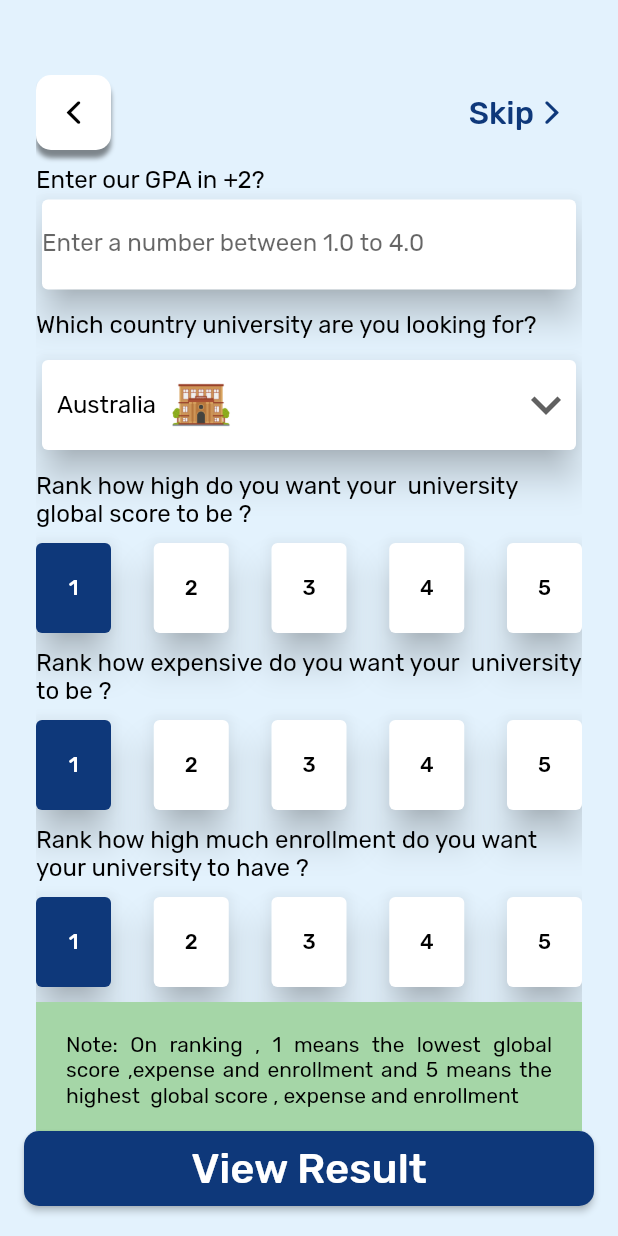
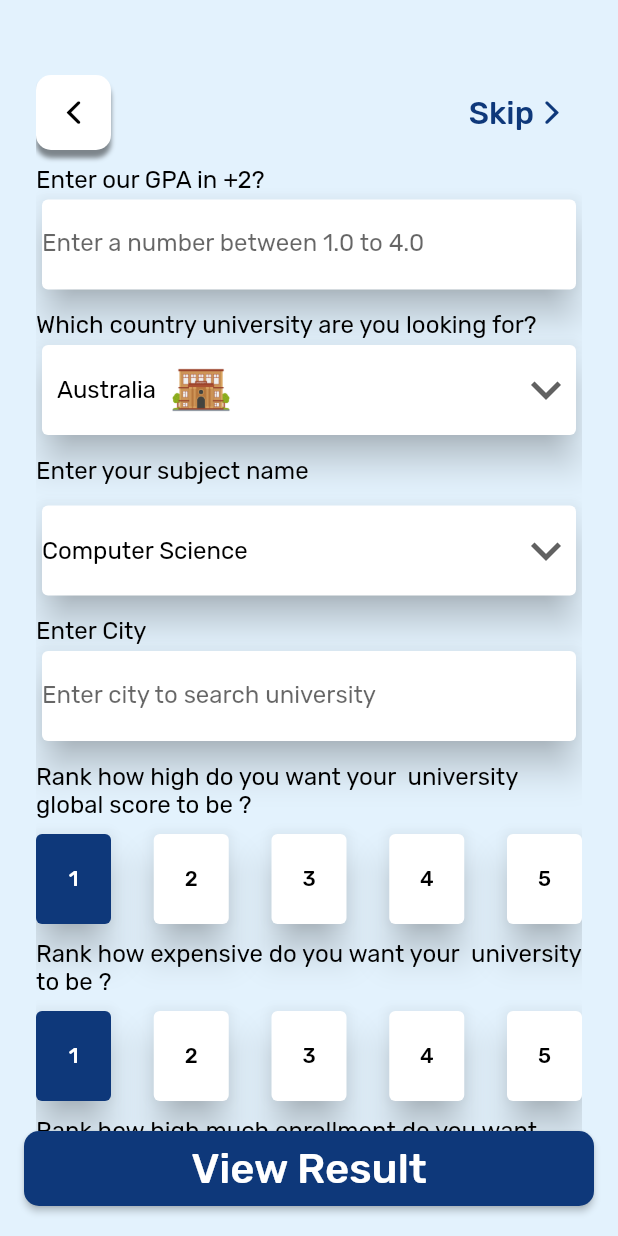
Before and after one commit to arunkc72/career_finder_frontend, a Flutter app: the CampusQuestion screen opened directly, on a phone screen of 412 x 824 dp. Run offline on Flutter 3.47's test engine with Material 2 defaults, Android fonts, the phone set to English and light mode, and no system bars; our stand-ins replace flutter_riverpod, flutter_svg, flutter_svg_provider, google_fonts.

Commit message:
course,uni,college

```diff
--- a/career_finder/lib/View/University-College/question_page.dart
+++ b/career_finder/lib/View/University-College/question_page.dart
@@ -25,6 +25,15 @@ final countryStateProvider = StateProvider<String>((ref) {
 final cityOptionProvider = StateProvider<int>((ref) {
   return 1;
 });
+final cityStateProvider = StateProvider<String>((ref) {
+  return 'Sydney';
+});
+final courseStateProvider = StateProvider<String>((ref) {
+  return 'Computer Science';
+});
+final addressStateProvider = StateProvider<String>((ref) {
+  return 'Lamachaur, Pokhara';
+});
 
 class CampusQuestion extends ConsumerStatefulWidget {
   final bool college;
@@ -36,7 +45,7 @@ class CampusQuestion extends ConsumerStatefulWidget {
 
 class _CampusQuestionState extends ConsumerState<CampusQuestion> {
   bool invalidGrade = false;
-  _selectedgrade(WidgetRef ref, String grade) {
+  selectedgrade(WidgetRef ref, String grade) {
     double newgrade = double.parse(grade);
     ref.read(gradeStateProvider.notifier).update((state) => newgrade);
   }
@@ -60,8 +69,21 @@ class _CampusQuestionState extends ConsumerState<CampusQuestion> {
     ref.read(countryStateProvider.notifier).update((state) => newcountry);
   }
 
-  _cityoption(WidgetRef ref, int index) {
-    ref.read(cityOptionProvider.notifier).update((state) => index);
+  _selectedCity(WidgetRef ref, dynamic country) {
+    String newcountry = country.toString();
+
+    ref.read(cityStateProvider.notifier).update((state) => newcountry);
+  }
+  _selectedAddress(WidgetRef ref, dynamic country) {
+    String newcountry = country.toString();
+
+    ref.read(addressStateProvider.notifier).update((state) => newcountry);
+  }
+
+  _selectedCourse(WidgetRef ref, dynamic course) {
+    String newCourse = course.toString();
+
+    ref.read(courseStateProvider.notifier).update((state) => newCourse);
   }
 
   @override
@@ -74,7 +96,57 @@ class _CampusQuestionState extends ConsumerState<CampusQuestion> {
       'UK',
       'Denmark',
     ];
+    final List<String> course = [
+      'Computer Science',
+      'Agricultural Sciences',
+      'Artificial Intelligence',
+      'Arts and Humanities',
+      'Biology and Biochemistry',
+      'Biotechnology and Applied Microbiology',
+      'Cardiac and Cardiovascular Systems',
+      'Cell Biology',
+      'Chemical Engineering',
+      'Chemistry',
+      'Civil Engineering',
+      'Clinical Medicine',
+      'Condensed Matter Physics',
+      'Economics and Business',
+      'Education and Educational Research',
+      'Electrical and Electronic Engineering',
+      'Endocrinology and Metabolism',
+      'Energy and Fuels',
+      'Engineering',
+      'EnvironmentEcology',
+      'Food Science and Technology',
+      'Gastroenterology and Hepatology',
+      'Geosciences',
+      'Immunology',
+      'Infectious Diseases',
+      'Materials Science',
+      'Mathematics',
+      'Mechanical Engineering',
+      'Meteorology and Atmospheric Sciences',
+      'Microbiology',
+      'Molecular Biology and Genetics',
+      'Nanoscience and Nanotechnology',
+      'Neuroscience and Behavior',
+      'Oncology',
+      'Optics',
+      'Pharmacology and Toxicology',
+      'Physical Chemistry',
+      'Physics',
+      'Plant and Animal Science',
+      'Polymer Science',
+      'Psychiatry Psychology',
+      'Public Environmental and Occupational Health',
+      'Radiology Nuclear Medicine and Medical Imaging',
+      'Social Sciences and Public Health',
+      'Space Science',
+      'Surgery',
+      'Water Resources'
+    ];
     String selectedCountry = ref.watch(countryStateProvider);
+    String selectedCourse = ref.watch(courseStateProvider);
 
     List<DropdownMenuItem> countrylist = List.generate(
       6,
@@ -95,7 +167,6 @@ class _CampusQuestionState extends ConsumerState<CampusQuestion> {
         ),
       ),
     );
-    int cityOption = ref.watch(cityOptionProvider);
     return Scaffold(
       bottomNavigationBar: Padding(
         padding: const EdgeInsets.only(
@@ -131,7 +202,7 @@ class _CampusQuestionState extends ConsumerState<CampusQuestion> {
               ),
               const SizedBox(height: 10),
               Text(
-                'Enter our GPA in ${widget.college ? 'high school' : '+2'}?',
+                'Enter our GPA in ${widget.college ? 'school' : '+2'}?',
                 style: mytitlemedium(context),
               ),
               Card(
@@ -152,52 +223,41 @@ class _CampusQuestionState extends ConsumerState<CampusQuestion> {
                         const TextInputType.numberWithOptions(decimal: true),
                     onFieldSubmitted: (newValue) async {
                       await _validategrade(newValue.toString());
-                      if (!invalidGrade)
-                        _selectedgrade(ref, newValue.toString());
+                      if (!invalidGrade) {
+                        selectedgrade(ref, newValue.toString());
+                      }
                     },
                   ),
                 ),
               ),
               if (invalidGrade)
-                Text(
+                const Text(
                   'Please enter valid grade',
                   style: TextStyle(color: Colors.red, fontSize: 12),
                 ),
-              SizedBox(height: 10),
+              const SizedBox(height: 10),
               Text(
                 widget.college
-                    ? 'Do you want your college to be in your city?'
+                    ? 'Enter your address'
                     : 'Which country university are you looking for?',
                 style: mytitlemedium(context),
               ),
-              const SizedBox(height: 10),
               widget.college
-                  ? Row(
-                      mainAxisAlignment: MainAxisAlignment.spaceBetween,
-                      children: [
-                        for (int i = 1; i <= 3; i++)
-                          ElevatedButton(
-                              style: ElevatedButton.styleFrom(
-                                  backgroundColor: (cityOption == i)
-                                      ? myPrimaryColor
-                                      : Colors.white,
-                                  foregroundColor: (cityOption == i)
-                                      ? Colors.white
-                                      : Colors.black,
-                                  fixedSize: const Size(80, 50),
-                                  padding: EdgeInsets.zero),
-                              onPressed: () {
-                                _cityoption(ref, i);
-                              },
-                              child: (i == 1)
-                                  ? const Text('Yes')
-                                  : (i == 2)
-                                      ? const Text('No')
-                                      : const Text(
-                                          'Not important',
-                                          textAlign: TextAlign.center,
-                                        ))
-                      ],
+                  ? Card(
+                      elevation: 10,
+                      child: SizedBox(
+                        height: 60,
+                        child: TextFormField(
+                            cursorHeight: 30,
+                            decoration: const InputDecoration(
+                                border: UnderlineInputBorder(
+                                  borderSide: BorderSide.none,
+                                ),
+                                labelText: 'Enter address'),
+                            onFieldSubmitted: (newValue) {
+                              _selectedAddress(ref, newValue);
+                            }),
+                      ),
                     )
                   : Card(
                       elevation: 10,
@@ -217,6 +277,59 @@ class _CampusQuestionState extends ConsumerState<CampusQuestion> {
                       ),
                     ),
               const SizedBox(height: 10),
+              if (widget.college == false)
+                Text(
+                  'Enter your subject name',
+                  style: mytitlemedium(context),
+                ),
+              if (widget.college == false) const SizedBox(height: 10),
+              if (widget.college == false)
+                Card(
+                  elevation: 10,
+                  child: DropdownButtonHideUnderline(
+                    child: DropdownButton(
+                        isExpanded: true,
+                        icon: const Icon(
+                          Icons.keyboard_arrow_down,
+                          size: 40,
+                        ),
+                        value: selectedCourse,
+                        itemHeight: 60,
+                        items: List.generate(
+                            course.length,
+                            (index) => DropdownMenuItem(
+                                value: course[index],
+                                child: Text(course[index]))),
+                        onChanged: (value) {
+                          _selectedCourse(ref, value);
+                        }),
+                  ),
+                ),
+              const SizedBox(height: 10),
+              Text(
+                'Enter City',
+                style: mytitlemedium(context),
+              ),
+              Card(
+                elevation: 10,
+                child: SizedBox(
+                  height: 60,
+                  child: TextFormField(
+                      cursorHeight: 30,
+                      decoration: InputDecoration(
+                          border: const UnderlineInputBorder(
+                            borderSide: BorderSide.none,
+                          ),
+                          labelText:
+                              'Enter city to search ${widget.college ? 'college' : 'university'}'),
+                      onFieldSubmitted: (newValue) {
+                        _selectedCity(ref, newValue);
+                      }),
+                ),
+              ),
+              const SizedBox(
+                height: 10,
+              ),
               Text(
                 'Rank how high do you want your  ${widget.college ? 'College rank ' : 'university global score to be'} ?',
                 style: mytitlemedium(context),
--- a/career_finder/lib/View/University-College/university_recommendation.dart
+++ b/career_finder/lib/View/University-College/university_recommendation.dart
@@ -17,7 +17,7 @@ class UniversityRecommendation extends ConsumerWidget {
   @override
   Widget build(BuildContext context, WidgetRef ref) {
     return Padding(
-      padding: EdgeInsets.all(10),
+      padding: const EdgeInsets.all(10),
       child: Column(
         children: [
           Container(
```
Also changed, not shown: career_finder/lib/Contoller/college_repository.dart (+13 -6 lines), career_finder/lib/Contoller/university_repository.dart (+16 -8 lines), career_finder/lib/View/Course/interest_page.dart (+25 -9 lines).
